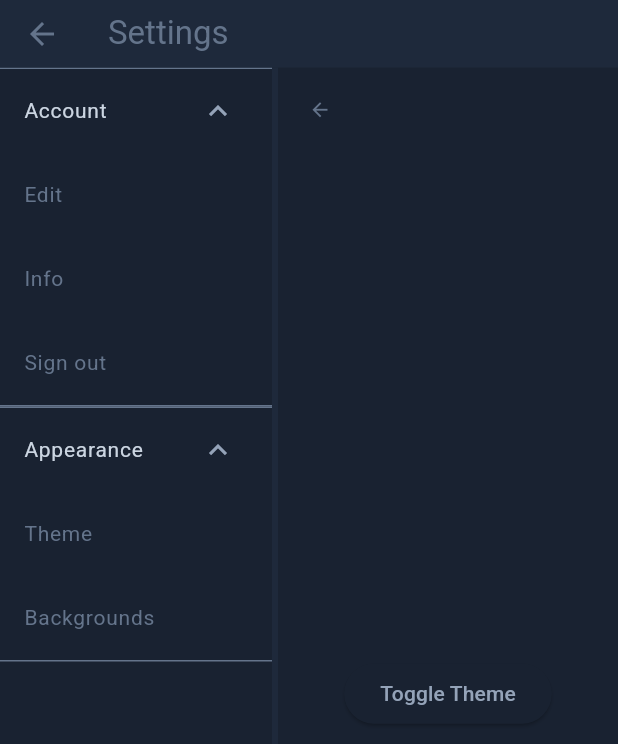
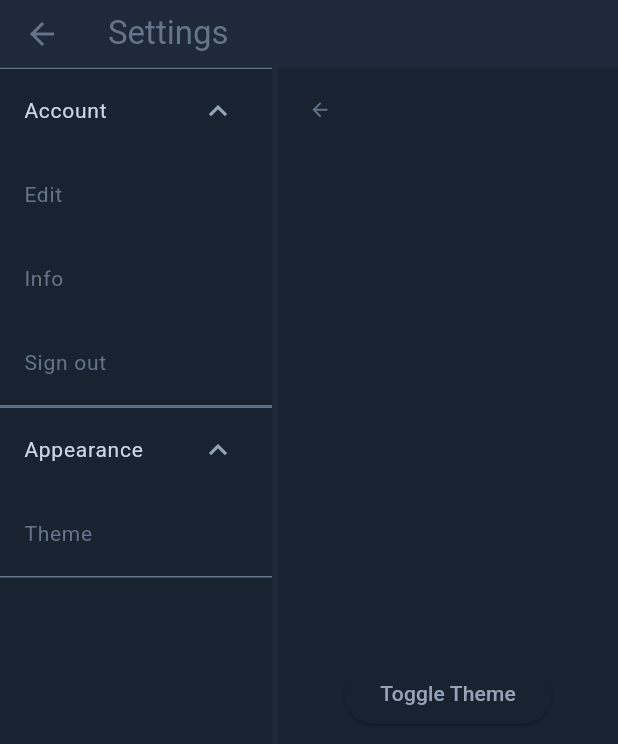
Before and after one commit to Ido-Badash/Flowscape, a Flutter app: the SettingsPage screen opened directly, after a tap on "Account", after a tap on "Appearance", after a tap on "Theme", on a phone screen of 412 x 824 dp. Shown: the top 744 px of the screen. Run offline on Flutter 3.47's test engine with Material 3 defaults, Android fonts, the phone set to English and light mode, and no system bars; our stand-ins replace smooth_page_indicator.

Commit message:
🐊⛽Remove "Backgrounds" ListTile from Appearance expansion tile in SettingsPage

```diff
--- a/lib/features/settings/settings.dart
+++ b/lib/features/settings/settings.dart
@@ -110,7 +110,6 @@ class _SettingsPageState extends State<SettingsPage> {
             });
           },
         ),
-        ListTile(title: Text("Backgrounds")),
       ],
     );
   }
```
